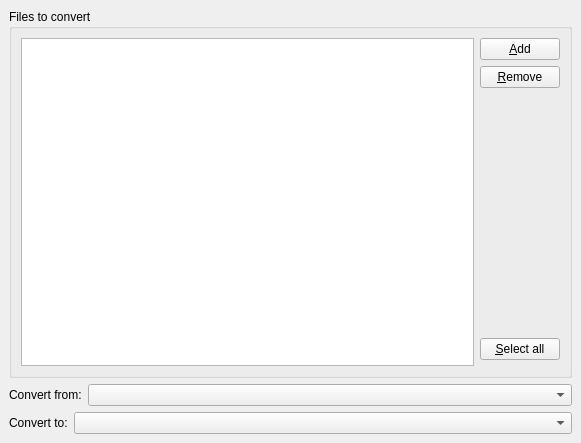
Before: the Qt Designer form src/tools/obconverterwidget.ui in KDE/kalzium, drawn with Qt 5.
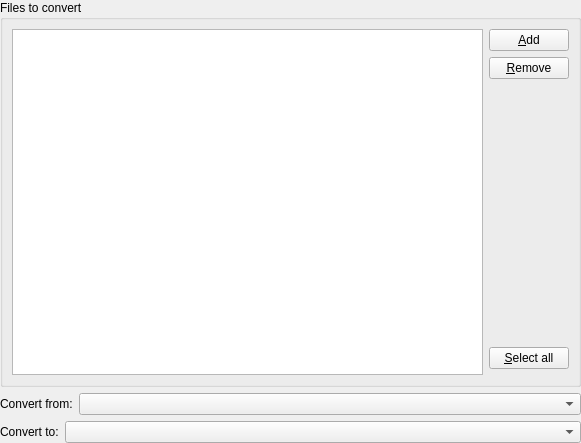
After: the same form once the commit is applied. Custom widgets are drawn as their Qt base class.

Commit message: Remove duplicate margins

Diff of the .ui file:
```diff
--- a/src/tools/obconverterwidget.ui
+++ b/src/tools/obconverterwidget.ui
@@ -9,11 +9,20 @@
     <height>443</height>
    </rect>
   </property>
-  <layout class="QGridLayout" >
-   <property name="margin" >
-    <number>9</number>
+  <layout class="QGridLayout">
+   <property name="leftMargin">
+    <number>0</number>
    </property>
-   <property name="spacing" >
+   <property name="topMargin">
+    <number>0</number>
+   </property>
+   <property name="rightMargin">
+    <number>0</number>
+   </property>
+   <property name="bottomMargin">
+    <number>0</number>
+   </property>
+   <property name="spacing">
     <number>6</number>
    </property>
    <item row="0" column="0" colspan="2" >
@@ -25,7 +34,16 @@
       <property name="margin" >
        <number>9</number>
       </property>
-      <property name="spacing" >
+      <property name="topMargin">
+       <number>9</number>
+      </property>
+      <property name="rightMargin">
+       <number>9</number>
+      </property>
+      <property name="bottomMargin">
+       <number>9</number>
+      </property>
+      <property name="spacing">
        <number>6</number>
       </property>
       <item row="3" column="1" >
@@ -97,11 +115,9 @@
       </widget>
      </item>
      <item>
-      <widget class="KComboBox" name="InputTypeComboBox" >
-       <property name="sizePolicy" >
-        <sizepolicy>
-         <hsizetype>3</hsizetype>
-         <vsizetype>0</vsizetype>
+      <widget class="KComboBox" name="InputTypeComboBox">
+       <property name="sizePolicy">
+        <sizepolicy hsizetype="MinimumExpanding" vsizetype="Fixed">
          <horstretch>0</horstretch>
          <verstretch>0</verstretch>
         </sizepolicy>
@@ -129,11 +145,9 @@
       </widget>
      </item>
      <item>
-      <widget class="KComboBox" name="OutputTypeComboBox" >
-       <property name="sizePolicy" >
-        <sizepolicy>
-         <hsizetype>3</hsizetype>
-         <vsizetype>0</vsizetype>
+      <widget class="KComboBox" name="OutputTypeComboBox">
+       <property name="sizePolicy">
+        <sizepolicy hsizetype="MinimumExpanding" vsizetype="Fixed">
          <horstretch>0</horstretch>
          <verstretch>0</verstretch>
         </sizepolicy>
```
Left out of the diff: 109 changed lines with no effect on the pictures.
